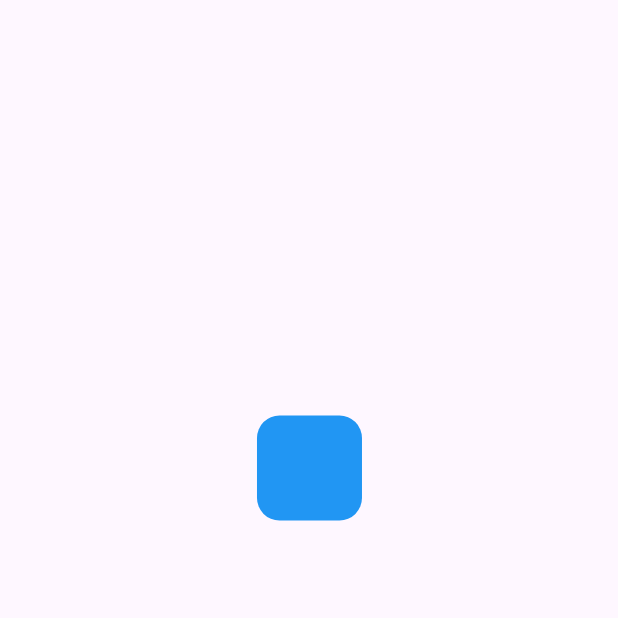
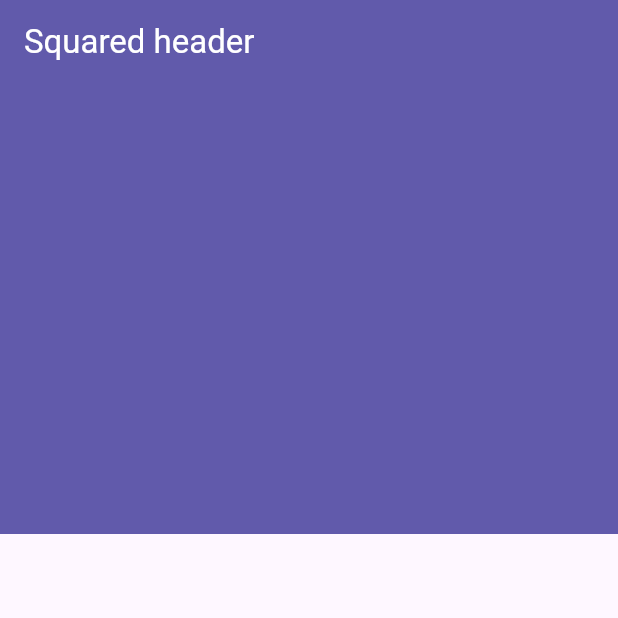
Before and after one commit to IvanLpJc/Flutter-CircularProgressBar, a Flutter app: the screen it shows after launch, on a phone screen of 412 x 824 dp, the top half of it. Run offline on Flutter 3.47's test engine with Material 2 defaults, Android fonts, the light colour scheme and no system bars.

Commit message:
Finished section + screenshots

```diff
--- a/lib/main.dart
+++ b/lib/main.dart
@@ -1,6 +1,7 @@
 import 'package:designs/src/challenges/animated_square_page.dart';
 import 'package:designs/src/pages/animations_page.dart';
 import 'package:designs/src/pages/headers_page.dart';
+import 'package:designs/src/pages/home_page.dart';
 import 'package:flutter/material.dart';
 
 void main() {
@@ -20,7 +21,7 @@ class MyApp extends StatelessWidget {
         colorScheme: ColorScheme.fromSeed(seedColor: Colors.deepPurple),
         useMaterial3: true,
       ),
-      home: const AnimatedSquarePage(),
+      home: HomePage(),
     );
   }
 }
--- a/lib/src/challenges/animated_square_page.dart
+++ b/lib/src/challenges/animated_square_page.dart
@@ -36,18 +36,18 @@ class _AnimatedSquareState extends State<_AnimatedSquare>
 
     moveRight = Tween(begin: 0.0, end: 100.0).animate(CurvedAnimation(
         parent: controller,
-        curve: const Interval(0.0, 0.25, curve: Curves.linearToEaseOut)));
+        curve: const Interval(0.0, 0.25, curve: Curves.bounceOut)));
 
     moveUp = Tween(begin: 0.0, end: -100.0).animate(CurvedAnimation(
         parent: controller,
-        curve: const Interval(0.25, 0.5, curve: Curves.linearToEaseOut)));
+        curve: const Interval(0.25, 0.5, curve: Curves.bounceOut)));
 
     moveLeft = Tween(begin: 0.0, end: -100.0).animate(CurvedAnimation(
         parent: controller,
-        curve: const Interval(0.5, 0.75, curve: Curves.linearToEaseOut)));
+        curve: const Interval(0.5, 0.75, curve: Curves.bounceOut)));
     moveDown = Tween(begin: 0.0, end: 100.0).animate(CurvedAnimation(
         parent: controller,
-        curve: const Interval(0.75, 1, curve: Curves.linearToEaseOut)));
+        curve: const Interval(0.75, 1, curve: Curves.bounceOut)));
 
     super.initState();
   }
--- a/lib/src/pages/headers_page.dart
+++ b/lib/src/pages/headers_page.dart
@@ -8,7 +8,7 @@ class HeadersPage extends StatelessWidget {
   Widget build(BuildContext context) {
     return SafeArea(
       child: const Scaffold(
-        body: CurvedHeader(),
+        body: SquaredHeader(),
       ),
     );
   }
--- /dev/null
+++ b/lib/src/pages/home_page.dart
@@ -0,0 +1,60 @@
+import 'package:designs/src/challenges/animated_square_page.dart';
+import 'package:designs/src/widgets/headers.dart';
+import 'package:flutter/material.dart';
+
+class HomePage extends StatefulWidget {
+  @override
+  State<HomePage> createState() => _HomePageState();
+}
+
+class _HomePageState extends State<HomePage> {
+  int currentPage = 0;
+
+  List<String> titles = [
+    'Squared header',
+    'Rounded header',
+    'Diagonal header',
+    'Full diagonal',
+    'Triangle header',
+    'Wave header',
+    'Animated square'
+  ];
+  Gradient gradient = const LinearGradient(
+      begin: Alignment.topCenter,
+      end: Alignment.bottomCenter,
+      colors: [Color(0Xff6D05E8), Color(0xffC012FF), Color(0xff6D05FA)],
+      stops: [0.0, 0.4, 1.0]);
+
+  @override
+  Widget build(BuildContext context) {
+    return SafeArea(
+      child: Scaffold(
+        appBar: AppBar(
+            flexibleSpace: Container(
+              decoration: BoxDecoration(
+                  gradient: currentPage == 5 ? gradient : null,
+                  color: currentPage != 5 ? const Color(0xff615AAB) : null),
+            ),
+            title: Text(
+              titles[currentPage],
+              style: const TextStyle(color: Colors.white),
+            )),
+        body: PageView(
+          onPageChanged: (value) => setState(() {
+            currentPage = value;
+          }),
+          physics: const BouncingScrollPhysics(),
+          children: [
+            const SquaredHeader(),
+            const RoundedBorderHeader(),
+            DiagonalHeader(headerType: 0),
+            DiagonalHeader(headerType: 1),
+            DiagonalHeader(headerType: 2),
+            const CurvedHeader(),
+            const AnimatedSquarePage()
+          ],
+        ),
+      ),
+    );
+  }
+}
```
Also changed, not shown: lib/src/widgets/headers.dart (+17 -5 lines), 7 other files.
